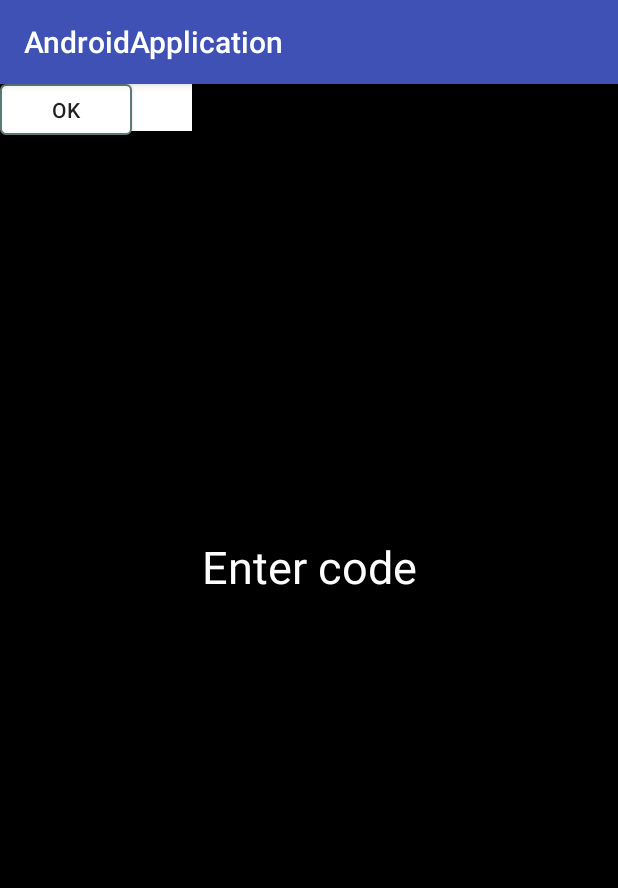
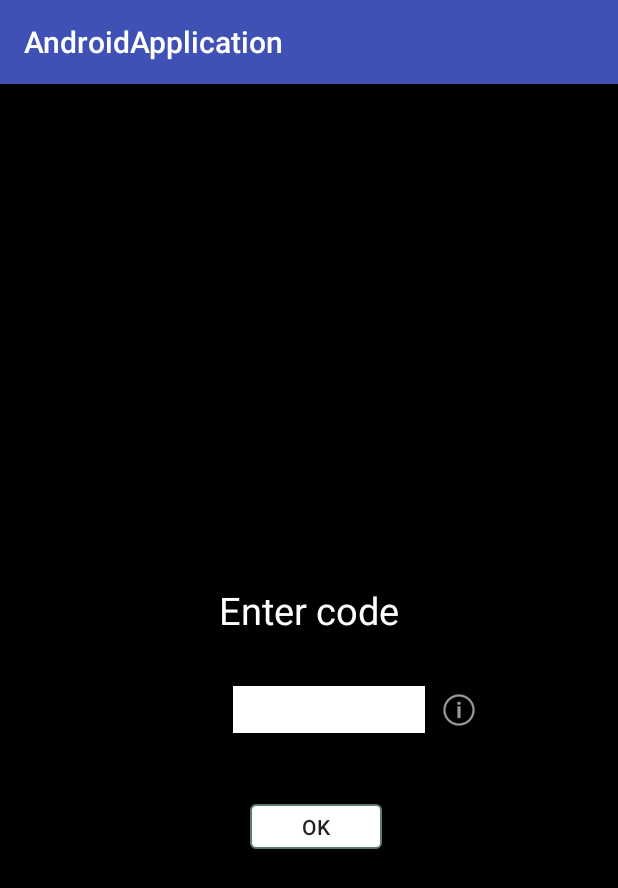
Before and after one commit to linuslagerhjelm/nk-ergonomics, an Android app: the screen it shows after launch (MainActivity), on a phone screen of 412 x 824 dp. Shown: the top 888 px of the screen. Run offline under Robolectric (Android 15) with nearby library versions, the phone set to English and light mode, and no system bars.

Commit message:
Worked on the startup layout

```diff
--- a/AndroidApplication/app/src/main/res/layout/activity_main.xml
+++ b/AndroidApplication/app/src/main/res/layout/activity_main.xml
@@ -7,17 +7,34 @@
     android:background="#000000"
     tools:context="com.example.jenny.androidapplication.MainActivity">
 
+    <LinearLayout
+        android:layout_width="fill_parent"
+        android:layout_height="fill_parent"
+        android:orientation="vertical"
+        tools:layout_editor_absoluteY="0dp"
+        tools:layout_editor_absoluteX="8dp">
+
     <TextView
         android:layout_width="wrap_content"
         android:layout_height="wrap_content"
+        android:layout_gravity="center"
+        android:layout_marginTop="500px"
         android:text="Enter code"
         android:textColor="#FFFFFF"
-        android:textSize="45px"
+        android:textSize="25sp"
         app:layout_constraintBottom_toBottomOf="parent"
         app:layout_constraintLeft_toLeftOf="parent"
         app:layout_constraintRight_toRightOf="parent"
         app:layout_constraintTop_toTopOf="parent"
         app:layout_constraintVertical_bias="0.414" />
+
+    <LinearLayout
+        android:orientation="horizontal"
+        android:layout_width="wrap_content"
+        android:layout_height="wrap_content"
+        android:layout_gravity="center"
+        android:layout_marginTop="50px"
+        android:layout_marginLeft="40px">
 
     <EditText
         android:id="@+id/editText"
@@ -27,6 +44,9 @@
         android:textAlignment="center"
         android:paddingTop="3dp"
         android:paddingBottom="3dp"
+        android:singleLine="true"
+        android:layout_marginRight="10px"
+        android:layout_marginLeft="19px"
         tools:layout_editor_absoluteY="241dp"
         tools:layout_editor_absoluteX="128dp">
 
@@ -34,22 +54,29 @@
 
     </EditText>
 
+        <ImageButton
+            android:id="@+id/imageButton"
+            android:layout_width="wrap_content"
+            android:layout_height="wrap_content"
+            android:background="#000000"
+            app:srcCompat="@android:drawable/ic_menu_info_details"
+            tools:layout_editor_absoluteX="266dp"
+            tools:layout_editor_absoluteY="239dp" />
+
+    </LinearLayout>
+
     <Button
         android:id="@+id/button3"
         android:layout_width="wrap_content"
-        android:layout_height="34dp"
+        android:layout_height="30dp"
+        android:layout_gravity="center"
+        android:layout_marginTop="70px"
+        android:layout_marginLeft="7px"
         android:text="Ok"
         android:background="@drawable/button"
         tools:layout_editor_absoluteX="148dp"
         tools:layout_editor_absoluteY="290dp" />
 
-    <ImageButton
-        android:id="@+id/imageButton"
-        android:layout_width="wrap_content"
-        android:layout_height="wrap_content"
-        android:background="#000000"
-        app:srcCompat="@android:drawable/ic_menu_info_details"
-        tools:layout_editor_absoluteX="266dp"
-        tools:layout_editor_absoluteY="239dp" />
+    </LinearLayout>
 
 </android.support.constraint.ConstraintLayout>
--- a/AndroidApplication/app/src/main/res/values/colors.xml
+++ b/AndroidApplication/app/src/main/res/values/colors.xml
@@ -3,4 +3,5 @@
     <color name="colorPrimary">#3F51B5</color>
     <color name="colorPrimaryDark">#303F9F</color>
     <color name="colorAccent">#000000</color>
+    <color name="colorStandardIcons">#FFFFFF</color>
 </resources>
```
